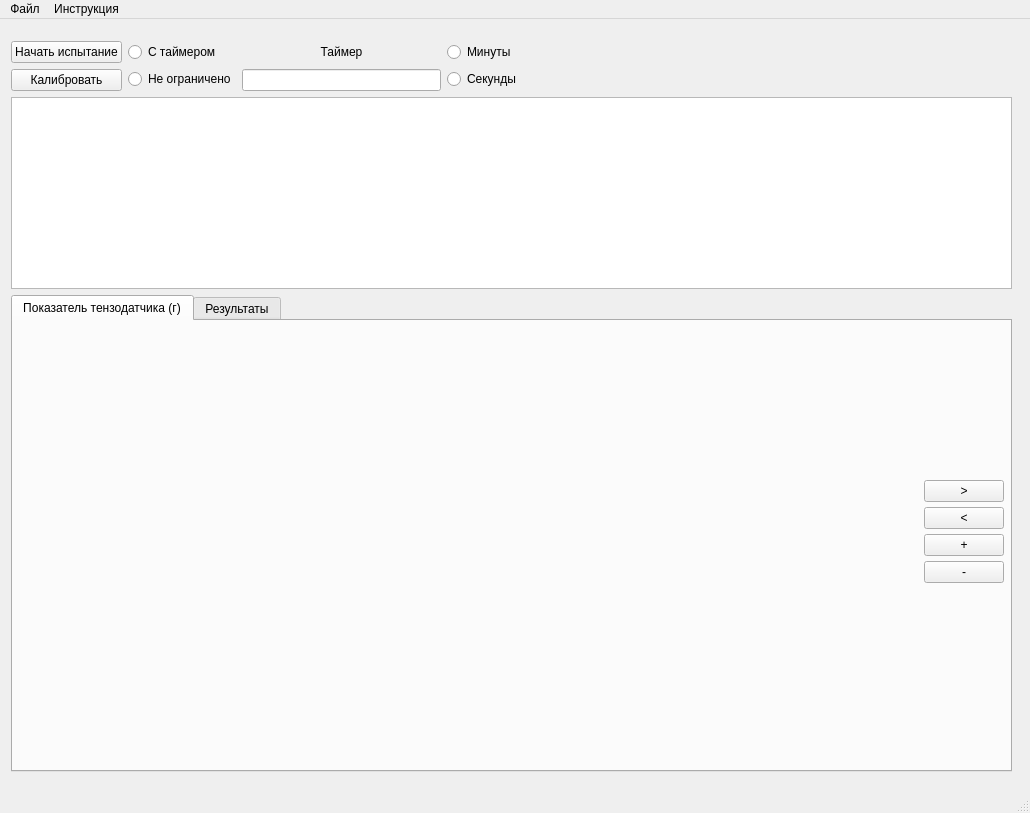
Before: the Qt Designer form design.ui in 1Aboka1/tribometer-arduino, drawn with Qt 5.
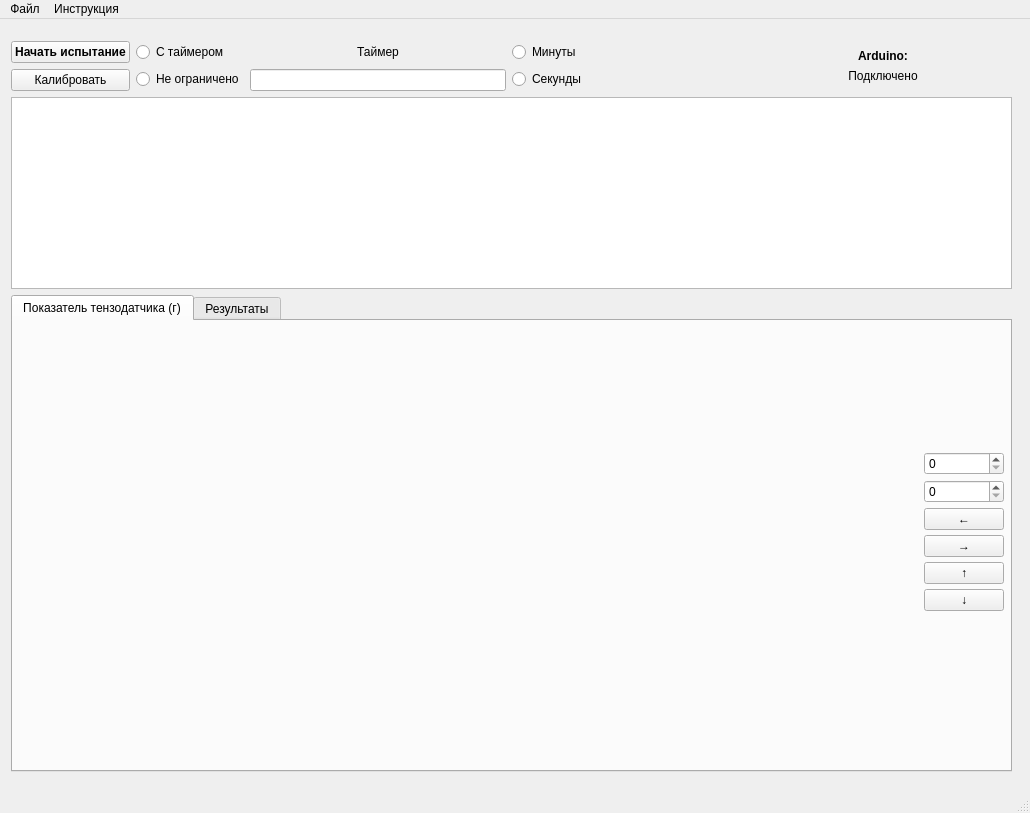
After: the same form once the commit is applied.

Commit message: arduino status; graph control buttons

```diff
--- a/design.ui
+++ b/design.ui
@@ -47,7 +47,7 @@
           <attribute name="title">
            <string>Показатель тензодатчика (г)</string>
           </attribute>
-          <widget class="QWidget" name="">
+          <widget class="QWidget" name="layoutWidget">
            <property name="geometry">
             <rect>
              <x>0</x>
@@ -105,12 +105,18 @@
                </spacer>
               </item>
               <item>
-               <widget class="QPushButton" name="moveRight_2">
+               <widget class="QSpinBox" name="spinBoxX"/>
+              </item>
+              <item>
+               <widget class="QSpinBox" name="spinBoxY"/>
+              </item>
+              <item>
+               <widget class="QPushButton" name="moveLeft">
                 <property name="layoutDirection">
                  <enum>Qt::LeftToRight</enum>
                 </property>
                 <property name="text">
-                 <string>&gt;</string>
+                 <string>←</string>
                 </property>
                </widget>
               </item>
@@ -120,7 +126,7 @@
                  <enum>Qt::LeftToRight</enum>
                 </property>
                 <property name="text">
-                 <string>&lt;</string>
+                 <string>→</string>
                 </property>
                </widget>
               </item>
@@ -130,7 +136,7 @@
                  <enum>Qt::LeftToRight</enum>
                 </property>
                 <property name="text">
-                 <string>+</string>
+                 <string>↑</string>
                 </property>
                </widget>
               </item>
@@ -140,7 +146,7 @@
                  <enum>Qt::LeftToRight</enum>
                 </property>
                 <property name="text">
-                 <string>-</string>
+                 <string>↓</string>
                 </property>
                </widget>
               </item>
@@ -342,6 +348,12 @@
           <layout class="QVBoxLayout" name="verticalLayout_4">
            <item>
             <widget class="QPushButton" name="startButton">
+             <property name="font">
+              <font>
+               <weight>75</weight>
+               <bold>true</bold>
+              </font>
+             </property>
              <property name="text">
               <string>Начать испытание</string>
              </property>
@@ -447,17 +459,42 @@
           </spacer>
          </item>
          <item>
-          <spacer name="horizontalSpacer">
-           <property name="orientation">
-            <enum>Qt::Horizontal</enum>
-           </property>
-           <property name="sizeHint" stdset="0">
-            <size>
-             <width>40</width>
-             <height>20</height>
-            </size>
-           </property>
-          </spacer>
+          <layout class="QVBoxLayout" name="verticalLayout_11">
+           <item>
+            <widget class="QLabel" name="label_6">
+             <property name="font">
+              <font>
+               <pointsize>9</pointsize>
+               <weight>75</weight>
+               <bold>true</bold>
+              </font>
+             </property>
+             <property name="text">
+              <string>Arduino:</string>
+             </property>
+             <property name="alignment">
+              <set>Qt::AlignBottom|Qt::AlignHCenter</set>
+             </property>
+            </widget>
+           </item>
+           <item>
+            <widget class="QLabel" name="label">
+             <property name="font">
+              <font>
+               <pointsize>9</pointsize>
+               <weight>50</weight>
+               <bold>false</bold>
+              </font>
+             </property>
+             <property name="text">
+              <string>Подключено</string>
+             </property>
+             <property name="alignment">
+              <set>Qt::AlignHCenter|Qt::AlignTop</set>
+             </property>
+            </widget>
+           </item>
+          </layout>
          </item>
          <item>
           <widget class="QLabel" name="loading_gif_label">
```
Left out of the diff: 8 changed lines with no effect on the pictures. The commit also changes 1 other file.
